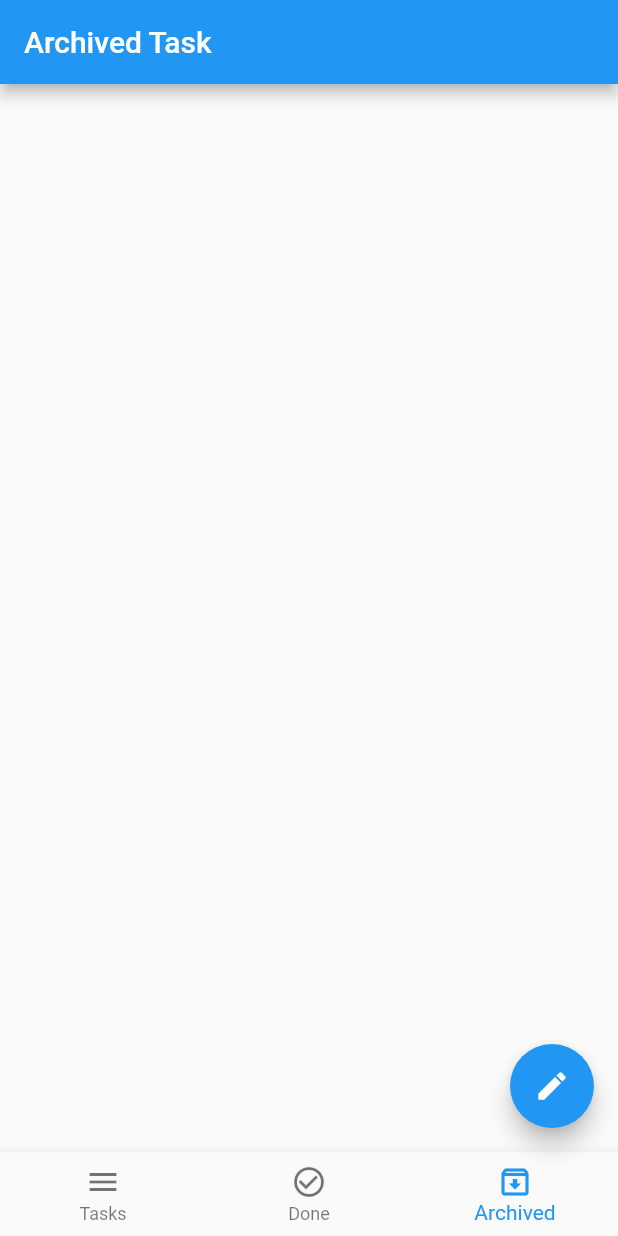
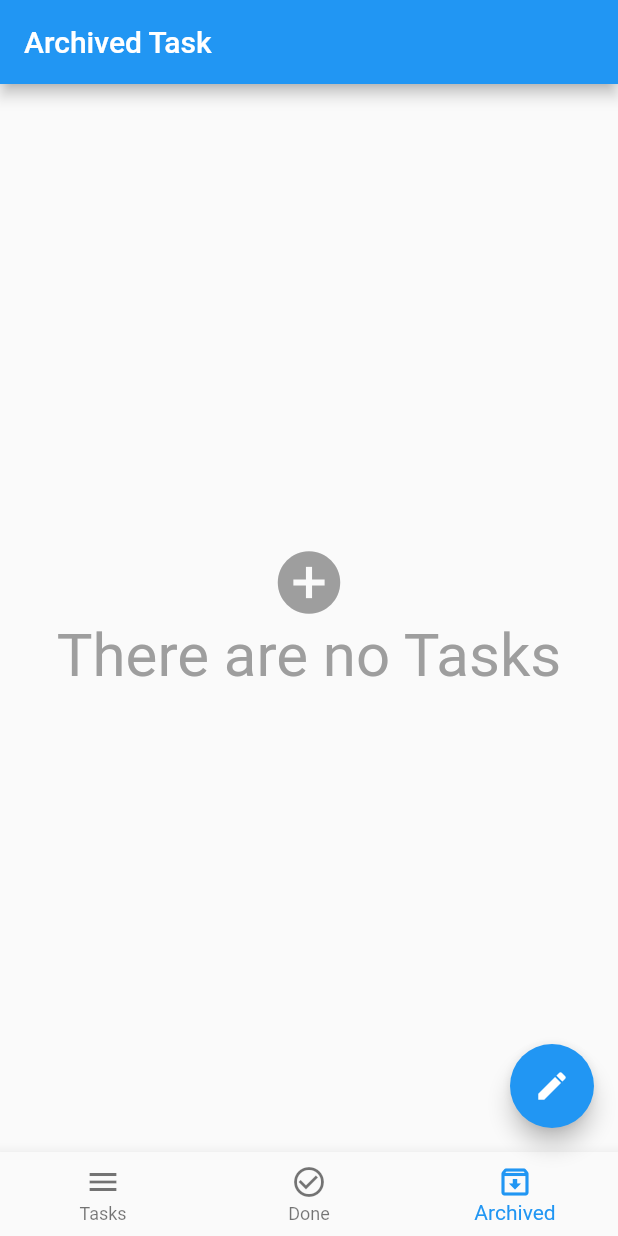
Before and after one commit to MoAlaklouk/abd-Flutter, a Flutter app: the screen it shows after launch, item 3 of the bottom bar chosen, on a phone screen of 412 x 824 dp. Run offline on Flutter 3.47's test engine with Material 2 defaults, Android fonts, the phone set to English and light mode, and no system bars; our stand-ins replace bloc, conditional_builder, flutter_bloc, sqflite; accounts and stored records are empty.

Commit message:
full app todo

```diff
--- a/lib/layout/home_layout.dart
+++ b/lib/layout/home_layout.dart
@@ -34,7 +34,8 @@ class HomeLayout extends StatelessWidget {
           return Scaffold(
             key: scaffoldKey,
             appBar: AppBar(
-              title: Text(cubit.appbar[cubit.indexGen]),
+              title: Text(cubit.appbar[cubit.indexGen],),
+
             ),
             floatingActionButton: FloatingActionButton(
               child: cubit.iconFloatingActionButton,
--- a/lib/modules/archived_secreen/archived_secreen.dart
+++ b/lib/modules/archived_secreen/archived_secreen.dart
@@ -14,18 +14,7 @@ class ArchivedSecreen extends StatelessWidget {
       listener: (context, state) {},
       builder: (context, state) {
         var getTaskDB = AppCubit.get(context).archivedTaskDB;
-        return ListView.separated(
-          itemBuilder: (context, index) => builedTaskInfo(getTaskDB[index],context),
-          separatorBuilder: (context, index) => Padding(
-            padding: const EdgeInsetsDirectional.only(start: 20, end: 20),
-            child: Container(
-              color: Colors.grey[300],
-              width: double.infinity,
-              height: 1,
-            ),
-          ),
-          itemCount: getTaskDB.length,
-        );
+        return tasksBuilder(getTaskDB: getTaskDB);
       },
     );
   }
--- a/lib/shared/components/components.dart
+++ b/lib/shared/components/components.dart
@@ -1,4 +1,5 @@
 import 'package:app/shared/cubit/cubit.dart';
+import 'package:conditional_builder/conditional_builder.dart';
 import 'package:flutter/material.dart';
 
 Widget defaultButton({
@@ -56,7 +57,12 @@ Widget textfield({
             : null,
       ),
     );
-Widget builedTaskInfo(Map model, context) => Padding(
+Widget builedTaskInfo(Map model, context) => Dismissible(
+      key: Key(model['id'].toString()),
+      onDismissed: (direction) {
+        AppCubit.get(context).deleteFromDB(id: model['id']);
+      },
+      child: Padding(
         padding: const EdgeInsets.all(20.0),
         child: Row(
           children: [
@@ -106,4 +112,38 @@ Widget builedTaskInfo(Map model, context) => Padding(
                 }),
           ],
         ),
+      ),
     );
+
+Widget tasksBuilder({
+  @required List getTaskDB,
+}) =>
+    ConditionalBuilder(
+      builder: (context) => ListView.separated(
+        itemBuilder: (context, index) =>
+            builedTaskInfo(getTaskDB[index], context),
+        separatorBuilder: (context, index) => Padding(
+          padding: const EdgeInsetsDirectional.only(start: 20, end: 20),
+          child: Container(
+            color: Colors.grey[300],
+            width: double.infinity,
+            height: 1,
+          ),
+        ),
+        itemCount: getTaskDB.length,
+      ),
+      condition: getTaskDB.length > 0,
+      fallback: (context) => Center(
+        child: Column(
+          crossAxisAlignment: CrossAxisAlignment.center,
+          mainAxisAlignment: MainAxisAlignment.center,
+          children: [
+            Icon(Icons.add_circle, size: 50, color: Colors.grey),
+            Text(
+              'There are no Tasks',
+              style: TextStyle(fontSize: 40, color: Colors.grey),
+            ),
+          ],
+        ),
+      ),
+    );
--- a/lib/shared/cubit/states.dart
+++ b/lib/shared/cubit/states.dart
@@ -15,3 +15,5 @@ class AppgeteDBLoading extends AppStastes {}
 class AppCangBotomSheetState extends AppStastes {}
 
 class AppUpdateeDB extends AppStastes {}
+
+class AppDeleteDB extends AppStastes {}
```
Also changed, not shown: lib/modules/done_secreen/done_secreen.dart (+1 -12 lines), lib/modules/tasks_secreen/task_secreen.dart (+2 -12 lines), lib/shared/cubit/cubit.dart (+17 -2 lines). Lines whose indentation alone changed are shown as unchanged.
